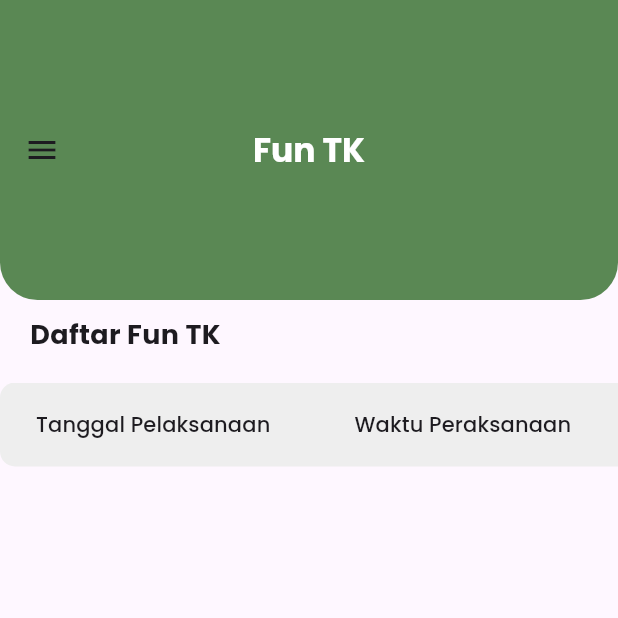
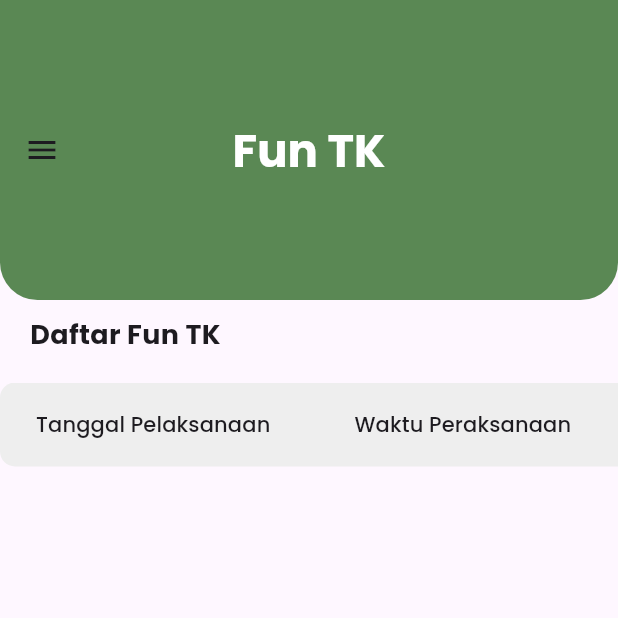
Before and after one commit to Rizkyepk/hmtk_app-master, a Flutter app: the DaftarFuntk screen opened directly, on a phone screen of 412 x 824 dp, the top half of it. Run offline on Flutter 3.47's test engine with Material 3 defaults, Android fonts, the phone set to English and light mode, and no system bars; our stand-ins replace awesome_dialog, flutter_dotenv, google_fonts, image_picker, share_plus, shared_preferences and 2 more; accounts and stored records are empty; network calls fail.

```diff
--- a/lib/presentation/admin/daftar_funtk.dart
+++ b/lib/presentation/admin/daftar_funtk.dart
@@ -134,6 +134,7 @@ class _DaftarFuntkState extends State<DaftarFuntk> {
                   style: TextStyle(
                     fontWeight: FontWeight.bold,
                     color: Colors.white,
+                    fontSize: 30,
                   ),
                 ),
               )
```
